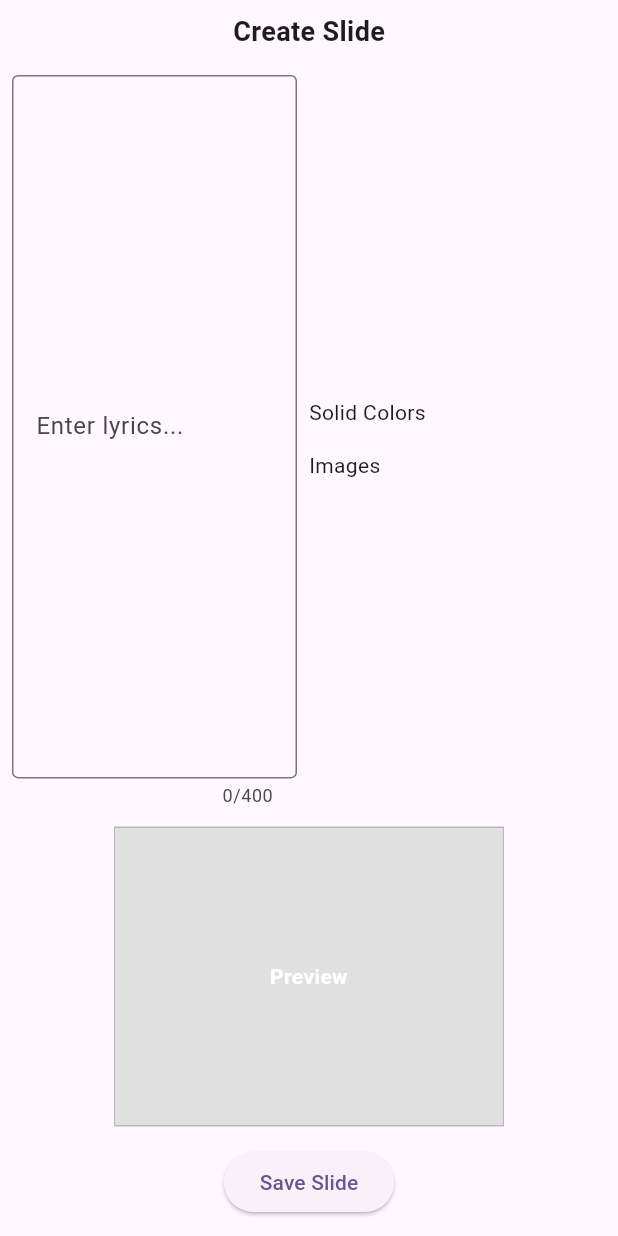
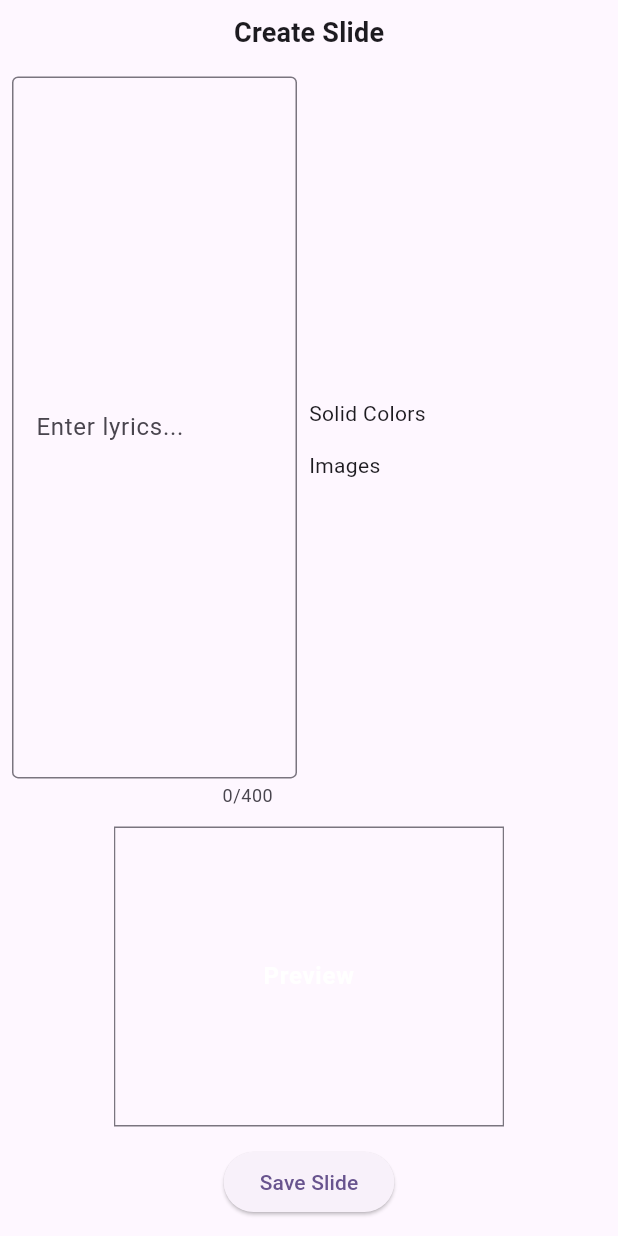
Before and after one commit to kenkaroki/Etched-Worship, a Flutter app: the SlideEditor widget shown alone on an empty page, opened directly with empty values, on a phone screen of 412 x 824 dp. Run offline on Flutter 3.47's test engine with Material 3 defaults, Android fonts, the phone set to English and light mode, and no system bars; our stand-ins replace auto_size_text, file_picker; statements that could not run were skipped.

Commit message:
music/slide_editor: use theme-aware preview and divider colors, call buildBackgroundWithTheme

```diff
--- a/control_pannel/lib/screens/music/slide_editor.dart
+++ b/control_pannel/lib/screens/music/slide_editor.dart
@@ -2,7 +2,7 @@ import 'dart:io';
 
 import 'package:flutter/material.dart';
 import 'package:control_pannel/services/backgrounds.dart';
-import 'slide_view.dart'; // import buildBackground
+import 'slide_view.dart'; // import buildBackgroundWithTheme
 
 class SlideEditor extends StatefulWidget {
   final Function(String text, String? background) onSave;
@@ -49,14 +49,11 @@ class _SlideEditorState extends State<SlideEditor> {
   Widget build(BuildContext context) {
     return Column(
       children: [
-        const Padding(
-          padding: EdgeInsets.all(8.0),
+        Padding(
+          padding: const EdgeInsets.all(8.0),
           child: Text(
             "Create Slide",
-            style: TextStyle(
-              fontSize: 18,
-              fontWeight: FontWeight.bold,
-            ),
+            style: Theme.of(context).textTheme.titleMedium?.copyWith(fontSize: 18, fontWeight: FontWeight.bold),
           ),
         ),
 
@@ -89,13 +86,12 @@ class _SlideEditorState extends State<SlideEditor> {
                   child: Column(
                     crossAxisAlignment: CrossAxisAlignment.start,
                     children: [
-                      const Text("Solid Colors"),
+                      Text("Solid Colors", style: Theme.of(context).textTheme.bodyMedium),
                       Wrap(
                         spacing: 10,
                         runSpacing: 10,
                         children: bgColors.map((c) {
-                          final hex =
-                              "#${c.value.toRadixString(16).substring(2)}";
+                          final hex = "#${c.value.toRadixString(16).substring(2)}";
 
                           return GestureDetector(
                             onTap: () {
@@ -109,7 +105,7 @@ class _SlideEditorState extends State<SlideEditor> {
                               decoration: BoxDecoration(
                                 color: c,
                                 border: Border.all(
-                                  color: Colors.black26,
+                                  color: Theme.of(context).dividerColor,
                                 ),
                               ),
                             ),
@@ -119,7 +115,7 @@ class _SlideEditorState extends State<SlideEditor> {
 
                       const SizedBox(height: 15),
 
-                      const Text("Images"),
+                      Text("Images", style: Theme.of(context).textTheme.bodyMedium),
                       Wrap(
                         spacing: 10,
                         runSpacing: 10,
@@ -135,7 +131,7 @@ class _SlideEditorState extends State<SlideEditor> {
                               height: 60,
                               clipBehavior: Clip.hardEdge,
                               decoration: BoxDecoration(
-                                border: Border.all(color: Colors.black26),
+                                border: Border.all(color: Theme.of(context).dividerColor),
                               ),
                               child: Image.file(File(img), fit: BoxFit.cover),
                             ),
@@ -157,23 +153,21 @@ class _SlideEditorState extends State<SlideEditor> {
             height: 200,
             margin: const EdgeInsets.all(8),
             decoration: BoxDecoration(
-              border: Border.all(color: Colors.black26),
+              border: Border.all(color: Theme.of(context).dividerColor),
             ),
             child: Stack(
               children: [
                 if (_selectedBackground != null)
-                  buildBackground(_selectedBackground!)
+                  buildBackgroundWithTheme(context, _selectedBackground!)
                 else
-                  Container(color: Colors.grey.shade300),
+                  Container(color: Theme.of(context).cardColor),
 
                 Center(
                   child: Text(
-                    _slideTextController.text.isEmpty
-                        ? "Preview"
-                        : _slideTextController.text,
+                    _slideTextController.text.isEmpty ? "Preview" : _slideTextController.text,
                     textAlign: TextAlign.center,
-                    style: const TextStyle(
-                      color: Colors.white,
+                    style: Theme.of(context).textTheme.bodyLarge?.copyWith(
+                      color: Theme.of(context).colorScheme.onPrimary,
                       fontWeight: FontWeight.bold,
                     ),
                   ),
```
